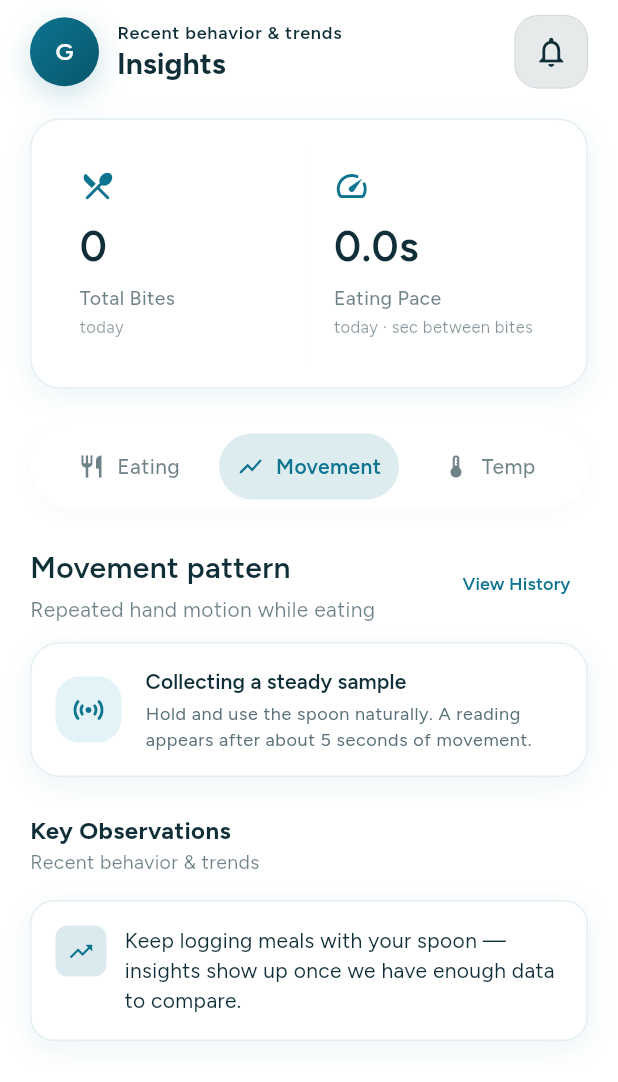
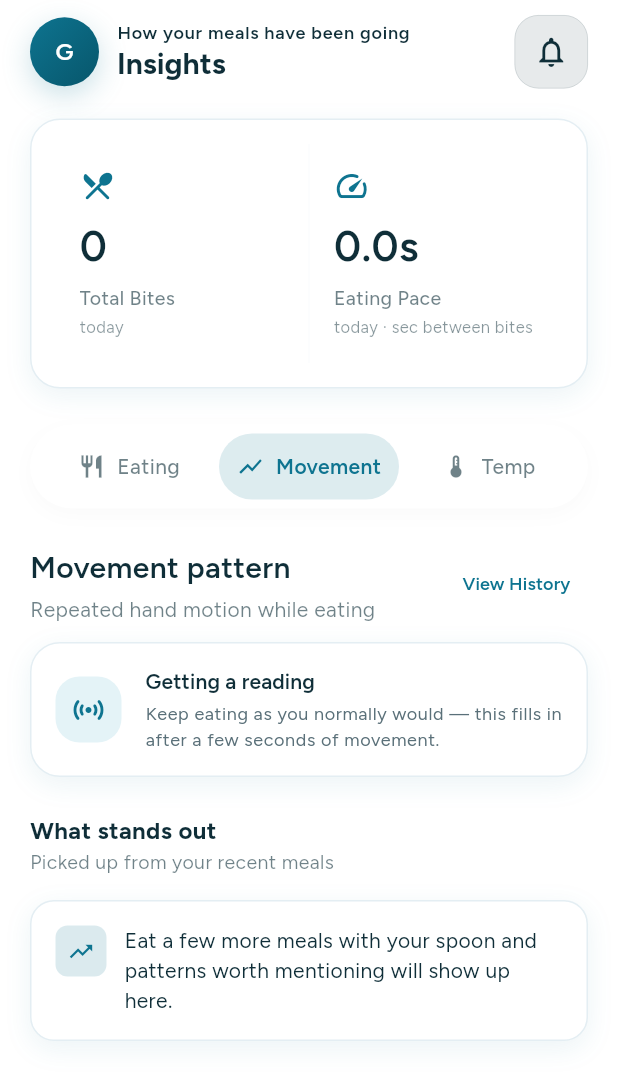
Before and after one commit to rajveeriisc/iSpoon-App, a Flutter app: the InsightsDashboard screen opened directly, after a tap on "Movement", on a phone screen of 412 x 824 dp. Shown: the top 1082 px of the screen. Run offline on Flutter 3.47's test engine with Material 3 defaults, Android fonts, the phone set to English and light mode, and no system bars; our stand-ins replace cached_network_image, connectivity_plus, csv, firebase_auth, firebase_core, firebase_messaging and 16 more; missing offline and left inert: fftea, firebase_app_check, flutter_foreground_task, freerasp, mcumgr_flutter, workmanager; accounts and stored records are empty; network calls fail; statements that could not run were skipped.

Commit message:
Rewrite copy that read like a lab build rather than a product
Reported from using the app: several screens read as though they were
written for whoever built them. Going through the user-facing strings, they
mostly fell into three kinds.

Internals shown to the person using the spoon:

  - "AI coach" is now "Your coach". The page header said "Your eating coach"
    directly above it, so the two were also saying the same thing twice.
  - "Model & data" -> "Settings & how it works"; "Help improve the model" ->
    "Help improve iSpoon"; "Record a labelled meal" -> "Record a meal".
  - "Live spoon rotation" -> "Spoon movement"; "Rotation speed, last 2 s
    (deg/s)" -> "How fast the spoon is turning, over the last 2 seconds";
    "No sensor data yet." -> "Nothing from the spoon yet."
  - The movement card printed "index 0.42 / 3, rhythm 5.1 Hz" — a raw
    internal scale and a frequency. It now says how long was measured and
    how often the shake repeated, in words.
  - "Loading the eating model." -> "Getting your spoon ready."
  - "Bites are added automatically, about 2 s after each one." and "No bites
    for a minute. The meal ends by itself after 3 minutes." described the
    implementation's timers. They now describe what is happening.
  - FAQ answers explained an IMU, a state machine, BLE, a rolling window and
    exponential smoothing. Same facts, told to a person.
  - "recording(s)" and "bite(s) marked" now pluralise properly.

Copy that was simply duplicated or vague:

  - "Recent behavior & trends" rendered TWICE on the Insights screen, as the
    page subtitle and again under "Key Observations". The heading is now
    "What stands out" and the two subtitles are different.
  - "Here is how it went." -> "How that one went."

One that was also wrong:

  - The FAQ said data "syncs automatically every 5 minutes". That is the
    debug schedule. A release build registers a daily task at 23:00 and
    syncs after a meal, so the answer now says that.

Deliberately kept, reworded rather than removed: that steadiness is not a
medical assessment, and that the detector has not been tried with people who
have a tremor. Those are there for a reason.

Checked and left alone: the "Send Test Notification" button is already
behind kDebugMode, so it never ships.

Flutter 361 pass, 1 fail — the pre-existing flutter_animate timer leak in
screens_render_test.dart.

Co-Authored-By: Claude Opus 5 (1M context) <noreply@anthropic.com>

```diff
--- a/smartspoon/lib/features/ai_lab/presentation/widgets/ai_lab_view.dart
+++ b/smartspoon/lib/features/ai_lab/presentation/widgets/ai_lab_view.dart
@@ -90,7 +90,7 @@ class _Header extends StatelessWidget {
               style: theme.textTheme.titleLarge?.copyWith(
                   fontWeight: FontWeight.w800, color: theme.colorScheme.primary)),
           Text(
-            data.spoonName == null ? 'Your eating coach' : 'Your eating coach · ${data.spoonName}',
+            data.spoonName == null ? 'Mealtime tracking' : 'Mealtime tracking · ${data.spoonName}',
             maxLines: 1,
             overflow: TextOverflow.ellipsis,
             style: theme.textTheme.bodySmall?.copyWith(color: mutedText(context)),
--- a/smartspoon/lib/features/ai_lab/presentation/widgets/coach_card.dart
+++ b/smartspoon/lib/features/ai_lab/presentation/widgets/coach_card.dart
@@ -13,14 +13,14 @@ class CoachCard extends StatelessWidget {
   Widget build(BuildContext context) {
     final theme = Theme.of(context);
     return AiLabCard(
-      title: 'AI coach',
+      title: 'Your coach',
       icon: Icons.auto_awesome_rounded,
       child: tips.isEmpty
           ? Text(
               inMeal
-                  ? 'Tips appear after a few bites.'
-                  : 'Eat a meal with your spoon and your coach will comment on '
-                      'your pace, rhythm and steadiness.',
+                  ? 'A few more bites and there will be something to say.'
+                  : 'Eat a meal with your spoon to see how your pace and '
+                      'steadiness are doing.',
               style: theme.textTheme.bodySmall
                   ?.copyWith(color: mutedText(context), height: 1.4),
             )
--- a/smartspoon/lib/features/ai_lab/presentation/widgets/live_meal_card.dart
+++ b/smartspoon/lib/features/ai_lab/presentation/widgets/live_meal_card.dart
@@ -15,38 +15,38 @@ class LiveMealCard extends StatelessWidget {
     final primary = Theme.of(context).colorScheme.primary;
     if (!data.ready) {
       return data.error != null
-          ? ('Mealsense unavailable', data.error!, kShakeRed)
-          : ('Starting Mealsense…', 'Loading the eating model.', Colors.grey);
+          ? ('Mealsense isn\'t ready', data.error!, kShakeRed)
+          : ('Starting up…', 'Getting your spoon ready.', Colors.grey);
     }
     switch (data.phase) {
       case MealPhase.eating:
         return (
           'Eating now',
-          'Bites are added automatically, about 2 s after each one.',
+          'Every spoonful is counted as you eat.',
           kSteadyGreen
         );
       case MealPhase.paused:
         return (
           'Paused',
-          'No bites for a minute. The meal ends by itself after 3 minutes.',
+          'Still here when you are. The meal closes itself if you\'re done.',
           kShakeAmber
         );
       case MealPhase.finished:
         return (
           'Meal finished',
-          'Here is how it went. A new meal starts on its own.',
+          'How that one went. Your next meal starts on its own.',
           primary
         );
       case MealPhase.idle:
         return data.streaming
             ? (
                 'Ready — start eating',
-                'Your first two spoonfuls start the meal automatically.',
+                'Just start eating — we\'ll take it from there.',
                 primary
               )
             : (
                 'Waiting for your spoon',
-                'Turn the spoon on and connect it. Mealsense listens in the background.',
+                'Switch your spoon on and we\'ll start tracking.',
                 Colors.grey
               );
     }
--- a/smartspoon/lib/features/ai_lab/presentation/widgets/model_data_section.dart
+++ b/smartspoon/lib/features/ai_lab/presentation/widgets/model_data_section.dart
@@ -26,9 +26,9 @@ class ModelDataSection extends StatelessWidget {
           tilePadding: const EdgeInsets.symmetric(horizontal: 18),
           childrenPadding: const EdgeInsets.fromLTRB(18, 0, 18, 18),
           leading: Icon(Icons.tune_rounded, color: theme.colorScheme.primary),
-          title: Text('Model & data',
+          title: Text('Settings & how it works',
               style: theme.textTheme.titleSmall?.copyWith(fontWeight: FontWeight.w800)),
-          subtitle: Text('Hand setting, how the model works, record a meal',
+          subtitle: Text('Which hand you use, how tracking works, sharing a meal',
               style: theme.textTheme.bodySmall?.copyWith(color: mutedText(context))),
           expandedCrossAxisAlignment: CrossAxisAlignment.start,
           children: [
@@ -113,23 +113,28 @@ class _ModelFacts extends StatelessWidget {
     return Column(crossAxisAlignment: CrossAxisAlignment.start, children: [
       const _Heading('How it works'),
       Text(
-        'Bites: a model trained on ${m.people} people and ${m.bites} labelled '
-        'bites watches the spoon tilt toward your mouth and back. Tested on '
-        'people it had never seen, it found ${(m.evaluation.recall * 100).round()}% '
-        'of bites, and ${(m.evaluation.precision * 100).round()}% of what it '
-        'counted were real bites.',
+        'Counting bites: your spoon watches itself tilt up to your mouth and '
+        'back down. It learned that movement from ${m.bites} bites recorded by '
+        '${m.people} people. Checked against people it had never seen before, '
+        'it caught ${(m.evaluation.recall * 100).round()}% of real bites, and '
+        '${(m.evaluation.precision * 100).round()}% of what it counted was '
+        'genuinely a bite.',
         style: style,
       ),
       const SizedBox(height: 6),
       Text(
-        'Steadiness: looks for a regular 4–12 Hz shake in the spoon\'s rotation. '
-        'Normal eaters read ${m.steadiness.normalSteadyPctMin.round()}–100% steady'
-        '${shake == null ? '' : '; a simulated tremor was caught in ${(shake * 100).round()}% of moments'}. '
-        'It has not yet been tested on people with tremor.',
+        'Steadiness: it listens for a regular shake while you eat, between 4 '
+        'and 12 times a second. People without a tremor usually read '
+        '${m.steadiness.normalSteadyPctMin.round()}% steady or better'
+        '${shake == null ? '' : ', and in testing it picked up an added shake ${(shake * 100).round()}% of the time'}. '
+        'It has not been tried with people who have a tremor yet, so treat it '
+        'as something to follow over time rather than a verdict.',
         style: style,
       ),
       const SizedBox(height: 6),
-      Text('Model v${m.version}, trained ${m.trainedOn}. Everything runs on your phone.',
+      Text(
+          'Version ${m.version}, built ${m.trainedOn}. All of this runs on your '
+          'phone — nothing about your meals is sent anywhere to work it out.',
           style: style),
     ]);
   }
@@ -147,11 +152,12 @@ class _Recorder extends StatelessWidget {
     final r = data.recorder;
     final muted = theme.textTheme.bodySmall?.copyWith(color: mutedText(context));
     return Column(crossAxisAlignment: CrossAxisAlignment.start, children: [
-      const _Heading('Help improve the model'),
+      const _Heading('Help improve iSpoon'),
       if (!r.recording) ...[
         Text(
-          'Record a meal and tap Bite each time the spoon reaches the mouth. '
-          'Recordings stay on this phone until you share them.',
+          'Record a meal and tap Bite each time the spoon reaches your mouth. '
+          'That gives us a meal we know the answer to, which is how the '
+          'counting gets better. It stays on your phone until you send it.',
           style: muted,
         ),
         const SizedBox(height: 10),
@@ -159,20 +165,26 @@ class _Recorder extends StatelessWidget {
           OutlinedButton.icon(
             onPressed: data.streaming ? actions.startRecording : null,
             icon: const Icon(Icons.fiber_manual_record, size: 16),
-            label: const Text('Record a labelled meal'),
+            label: const Text('Record a meal'),
           ),
           if (r.lastSavedPath != null)
             TextButton.icon(
               onPressed: () => Share.shareXFiles([XFile(r.lastSavedPath!)],
                   text: 'SmartSpoon labelled meal'),
               icon: const Icon(Icons.ios_share, size: 16),
-              label: const Text('Share last recording'),
+              label: const Text('Send last recording'),
             ),
         ]),
         const SizedBox(height: 4),
-        Text('${r.savedCount} recording(s) on this phone.', style: muted),
+        Text(
+            r.savedCount == 1
+                ? '1 recording saved on this phone.'
+                : '${r.savedCount} recordings saved on this phone.',
+            style: muted),
       ] else ...[
-        Text('Recording · ${r.seconds.round()} s · ${r.marks} bite(s) marked',
+        Text(
+            'Recording · ${r.seconds.round()}s · ${r.marks} '
+            '${r.marks == 1 ? 'bite' : 'bites'} marked',
             style: theme.textTheme.bodySmall?.copyWith(fontWeight: FontWeight.w700)),
         const SizedBox(height: 10),
         SizedBox(
@@ -215,14 +227,14 @@ class _RawSensor extends StatelessWidget {
   Widget build(BuildContext context) {
     final theme = Theme.of(context);
     return Column(crossAxisAlignment: CrossAxisAlignment.start, children: [
-      const _Heading('Live spoon rotation'),
+      const _Heading('Spoon movement'),
       SizedBox(
         height: 70,
         child: ValueListenableBuilder<List<double>>(
           valueListenable: actions.liveGyro,
           builder: (context, v, _) => v.length < 2
               ? Center(
-                  child: Text('No sensor data yet.',
+                  child: Text('Nothing from the spoon yet.',
                       style: theme.textTheme.bodySmall?.copyWith(color: mutedText(context))))
               : LineChart(
                   LineChartData(
@@ -248,7 +260,7 @@ class _RawSensor extends StatelessWidget {
                 ),
         ),
       ),
-      Text('Rotation speed, last 2 s (deg/s)',
+      Text('How fast the spoon is turning, over the last 2 seconds',
           style: theme.textTheme.bodySmall?.copyWith(fontSize: 11, color: mutedText(context))),
     ]);
   }
--- a/smartspoon/lib/features/ai_lab/presentation/widgets/steadiness_card.dart
+++ b/smartspoon/lib/features/ai_lab/presentation/widgets/steadiness_card.dart
@@ -30,7 +30,7 @@ class SteadinessCard extends StatelessWidget {
       return AiLabCard(
         title: 'Hand steadiness',
         icon: Icons.back_hand_outlined,
-        child: Text('Shows after you have eaten for a little while.',
+        child: Text('Appears once you\'ve been eating for a minute or two.',
             style: theme.textTheme.bodySmall?.copyWith(color: mutedText(context))),
       );
     }
@@ -68,7 +68,7 @@ class SteadinessCard extends StatelessWidget {
         _RangeBar(value: pct, normalMin: normalMin),
         const SizedBox(height: 8),
         Text(
-          'Share of the meal without rhythmic shaking. Normal eaters: '
+          'How much of the meal your hand held steady. Most people sit at '
           '${normalMin.round()}–100%.',
           style: muted,
         ),
@@ -86,7 +86,7 @@ class SteadinessCard extends StatelessWidget {
           style: muted,
         ),
         const SizedBox(height: 6),
-        Text('A steadiness measure, not a diagnosis.',
+        Text('This follows steadiness over time. It isn\'t a medical assessment.',
             style: theme.textTheme.bodySmall?.copyWith(
                 fontSize: 11, fontStyle: FontStyle.italic, color: mutedText(context))),
       ]),
--- a/smartspoon/lib/features/insights/presentation/screens/insights_dashboard.dart
+++ b/smartspoon/lib/features/insights/presentation/screens/insights_dashboard.dart
@@ -71,7 +71,7 @@ class _InsightsDashboardState extends State<InsightsDashboard> {
                 // notification bell, consistent with the Home tab.
                 const PremiumHeader(
                   title: 'Insights',
-                  subtitle: 'Recent behavior & trends',
+                  subtitle: 'How your meals have been going',
                 ),
                 Expanded(
                   child: RefreshIndicator(
@@ -144,7 +144,7 @@ class _InsightsDashboardState extends State<InsightsDashboard> {
                               crossAxisAlignment: CrossAxisAlignment.start,
                               children: [
                                 Text(
-                                  'Key Observations',
+                                  'What stands out',
                                   style: GoogleFonts.figtree(
                                     fontSize: 16,
                                     fontWeight: FontWeight.w700,
@@ -152,7 +152,7 @@ class _InsightsDashboardState extends State<InsightsDashboard> {
                                   ),
                                 ),
                                 Text(
-                                  'Recent behavior & trends',
+                                  'Picked up from your recent meals',
                                   style: GoogleFonts.figtree(
                                     fontSize: 13,
                                     color: colorScheme.onSurface.withValues(
@@ -322,7 +322,7 @@ class _InsightsDashboardState extends State<InsightsDashboard> {
               const SizedBox(width: 12),
               Expanded(
                 child: Text(
-                  'Keep logging meals with your spoon — insights show up once we have enough data to compare.',
+                  'Eat a few more meals with your spoon and patterns worth mentioning will show up here.',
                   style: GoogleFonts.figtree(
                     fontSize: 14,
                     color: colorScheme.onSurface,
--- a/smartspoon/lib/features/insights/presentation/widgets/tremor_charts.dart
+++ b/smartspoon/lib/features/insights/presentation/widgets/tremor_charts.dart
@@ -107,12 +107,12 @@ class TremorCharts extends StatelessWidget {
                     crossAxisAlignment: CrossAxisAlignment.start,
                     children: [
                       Text(
-                        'Collecting a steady sample',
+                        'Getting a reading',
                         style: Theme.of(context).textTheme.titleSmall,
                       ),
                       const SizedBox(height: 4),
                       Text(
-                        'Hold and use the spoon naturally. A reading appears after about 5 seconds of movement.',
+                        'Keep eating as you normally would — this fills in after a few seconds of movement.',
                         style: Theme.of(context).textTheme.bodySmall,
                       ),
                     ],
@@ -237,10 +237,10 @@ class TremorCharts extends StatelessWidget {
                 const SizedBox(height: AppTheme.spaceSm),
                 Text(
                   frequency > 0
-                      ? 'Measured by Mealsense over ${sampleSeconds.round()} s: '
-                            'index ${magnitude.toStringAsFixed(2)} / 3, rhythm ${frequency.toStringAsFixed(1)} Hz'
-                      : 'Measured by Mealsense over ${sampleSeconds.round()} s: '
-                            'index ${magnitude.toStringAsFixed(2)} / 3, no repeated rhythm',
+                      ? 'From ${sampleSeconds.round()} seconds of movement, with a '
+                            'repeated shake about ${frequency.toStringAsFixed(1)} times a second'
+                      : 'From ${sampleSeconds.round()} seconds of movement, with no '
+                            'repeated shake found',
                   style: Theme.of(context).textTheme.bodySmall,
                 ),
                 const SizedBox(height: AppTheme.spaceSm),
--- a/smartspoon/lib/features/profile/presentation/screens/faq_page.dart
+++ b/smartspoon/lib/features/profile/presentation/screens/faq_page.dart
@@ -70,14 +70,14 @@ const List<_FaqEntry> _allFaqs = [
     icon: Icons.restaurant_rounded,
     question: 'How does bite detection work?',
     answer:
-        'The spoon uses a built-in IMU (accelerometer + gyroscope) running at 100 Hz. A state machine on the device detects the lift → approach → dwell → return motion pattern of each bite and counts it. The count syncs to your phone over BLE in real time.',
+        'Motion sensors in the handle follow the spoon 100 times a second. The spoon recognises the shape of a bite — lifting from the plate, pausing at your mouth, and coming back down — and counts it there and then, sending the total to your phone as you eat.',
   ),
   _FaqEntry(
     category: 'Eating',
     icon: Icons.speed_rounded,
     question: 'How is eating speed calculated?',
     answer:
-        'Speed is measured in bites per minute (bpm). The app uses a 3-minute rolling window of bite timestamps and applies exponential smoothing to give a stable, real-time reading. A typical eating pace is 10–20 bpm.',
+        'Your pace is how many bites you take per minute, averaged over the last few minutes so it does not jump about. Most people eat at somewhere between 10 and 20 bites a minute.',
   ),
   _FaqEntry(
     category: 'Eating',
@@ -107,7 +107,7 @@ const List<_FaqEntry> _allFaqs = [
     icon: Icons.cloud_sync_rounded,
     question: 'When does my data sync to the cloud?',
     answer:
-        'Data syncs automatically every 5 minutes when you have an internet connection, and also every time you open the app. All data is stored locally on your device first so nothing is lost if you\'re offline.',
+        'Everything is saved on your phone first, so nothing is lost when you are offline. It uploads on its own in the background — after a meal, and again overnight. All data is stored locally on your device first so nothing is lost if you\'re offline.',
   ),
   _FaqEntry(
     category: 'Data',
```
Also changed, not shown: 2 other files.
